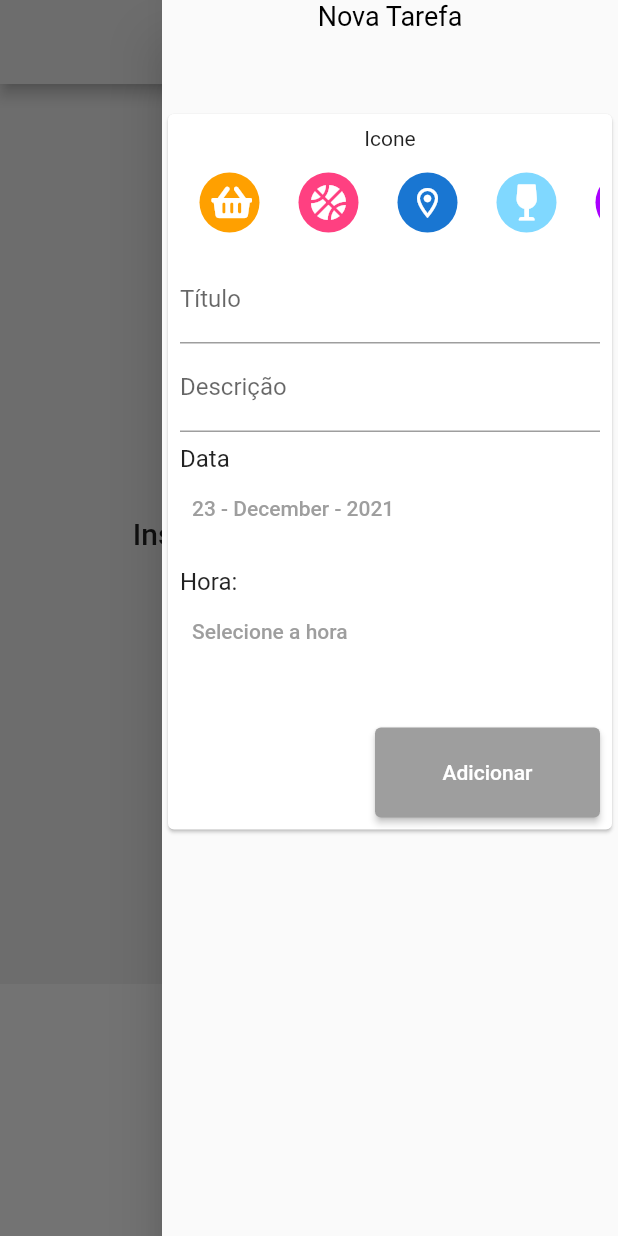
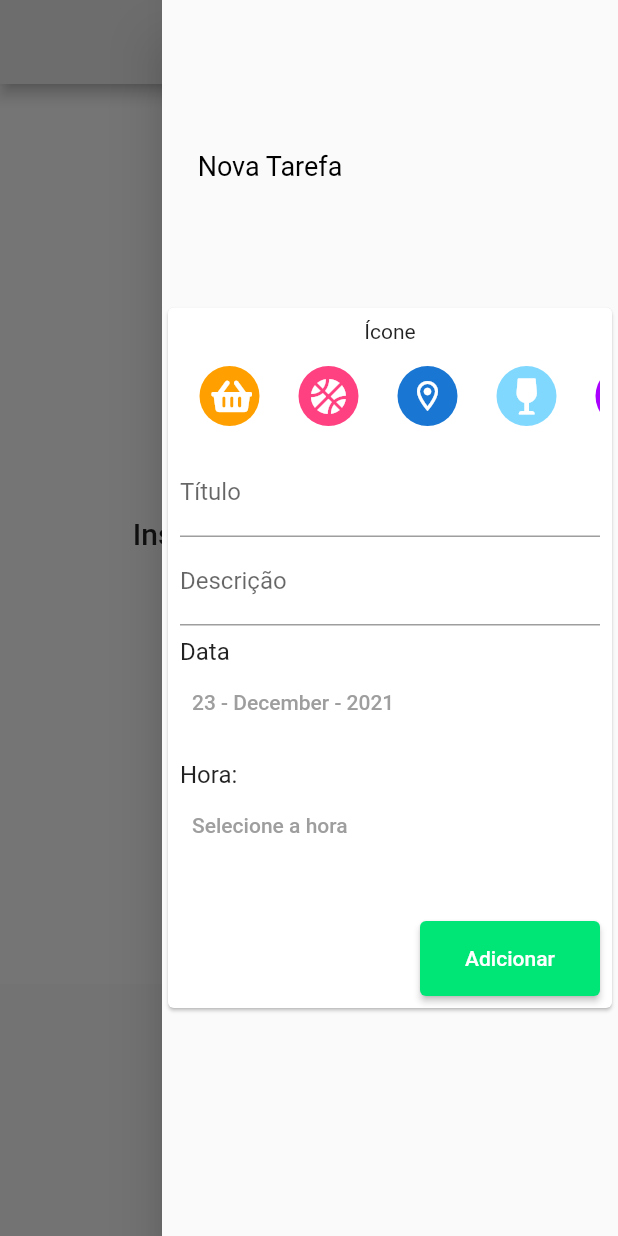
Before and after one commit to heloeng/Diario_De_Tarefas, a Flutter app: the screen it shows after launch, with the side drawer open, on a phone screen of 412 x 824 dp. Run offline on Flutter 3.47's test engine with Material 2 defaults, Android fonts, the phone set to English and light mode, and no system bars; our stand-ins replace font_awesome_flutter.

Commit message:
change drawer style

```diff
--- a/lib/src/ui/components/transaction_form_component.dart
+++ b/lib/src/ui/components/transaction_form_component.dart
@@ -93,8 +93,8 @@ class _TransactionFormComponent extends State<TransactionFormComponent> {
             // ),
 
             Text(
-              'Icone',
-              textAlign: TextAlign.right,
+              'Ícone',textAlign: TextAlign.start,
+
             ),
             // listaIcones(),
             // AvatarListWidget(),
@@ -173,14 +173,15 @@ class _TransactionFormComponent extends State<TransactionFormComponent> {
                     style: TextStyle(color: Colors.white),
                   ),
                   style: ButtonStyle(
-                    minimumSize: MaterialStateProperty.all(const Size(150, 60)),
-                    backgroundColor: MaterialStateProperty.resolveWith(
-                      (states) {
-                        if (states.contains(MaterialState.pressed)) {
-                          return Colors.amber[900];
-                        }
-                      },
-                    ),
+                    minimumSize: MaterialStateProperty.all(const Size(120, 50)),
+                    backgroundColor: MaterialStateProperty.all(Color(0xFF00E676)),
+                    // backgroundColor: MaterialStateProperty.resolveWith(
+                    //   (states) {
+                    //     if (states.contains(MaterialState.pressed)) {
+                    //       return Colors.amber[900];
+                    //     }
+                    //   },
+                    // ),
                   ),
                 ),
               ],
--- a/lib/src/ui/pages/home_page.dart
+++ b/lib/src/ui/pages/home_page.dart
@@ -26,15 +26,18 @@ class _MyHomePageState extends State<MyHomePage> {
       endDrawer: Drawer(
         child: Column(
           children: [
-            const Text(
-              "Nova Tarefa",
-              style: TextStyle(
-                color: Colors.black,
-                fontSize: 18,
+            Container(
+               margin: const EdgeInsets.only(right:160, top:100),
+              child: const Text(
+                "Nova Tarefa",
+                style: TextStyle(
+                  color: Colors.black,
+                  fontSize: 18,
+                ),
               ),
             ),
             Padding(
-              padding: const EdgeInsets.only(top: 51.0),
+              padding: const EdgeInsets.only(top: 80.0),
               child: TransactionFormComponent(_addTransaction),
             )
           ],
@@ -42,7 +45,7 @@ class _MyHomePageState extends State<MyHomePage> {
       ),
       body: SingleChildScrollView(
         child: Container(
-          color: const Color(0xFFEEEEEE),
+          color: const Color(0xFFFFFFFF),
           child: Column(
             children: [
               TransactionListComponent(_transactions),
```
